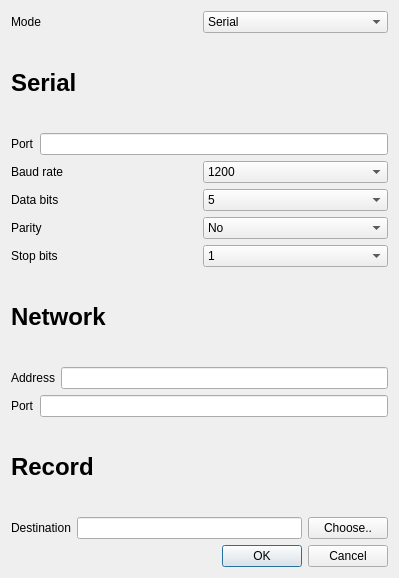
Above: CarQt/Src/Window/SettingsWindow.ui from gaitovrat/bachelor before the change. Below: the same form after it.
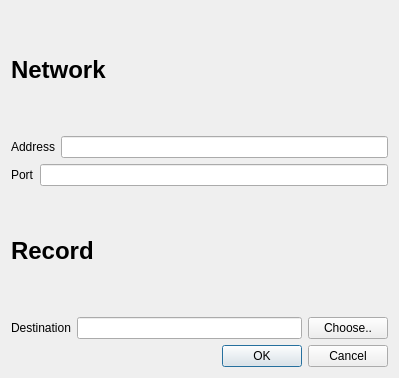
That is the form after the change.

The edit to the form file:
```diff
--- a/CarQt/Src/Window/SettingsWindow.ui
+++ b/CarQt/Src/Window/SettingsWindow.ui
@@ -7,222 +7,13 @@
     <x>0</x>
     <y>0</y>
     <width>399</width>
-    <height>578</height>
+    <height>378</height>
    </rect>
   </property>
   <property name="windowTitle">
    <string>Settings</string>
   </property>
   <layout class="QVBoxLayout" name="verticalLayout">
-   <item>
-    <layout class="QHBoxLayout" name="horizontalLayout">
-     <item>
-      <widget class="QLabel" name="label_2">
-       <property name="text">
-        <string>Mode</string>
-       </property>
-      </widget>
-     </item>
-     <item>
-      <widget class="QComboBox" name="cbMode">
-       <item>
-        <property name="text">
-         <string>Serial</string>
-        </property>
-       </item>
-       <item>
-        <property name="text">
-         <string>Network</string>
-        </property>
-       </item>
-      </widget>
-     </item>
-    </layout>
-   </item>
-   <item>
-    <widget class="QLabel" name="label_3">
-     <property name="text">
-      <string>&lt;html&gt;&lt;head/&gt;&lt;body&gt;&lt;p&gt;&lt;span style=&quot; font-size:18pt; font-weight:700;&quot;&gt;Serial&lt;/span&gt;&lt;/p&gt;&lt;/body&gt;&lt;/html&gt;</string>
-     </property>
-     <property name="textFormat">
-      <enum>Qt::RichText</enum>
-     </property>
-    </widget>
-   </item>
-   <item>
-    <layout class="QHBoxLayout" name="horizontalLayout_2">
-     <item>
-      <widget class="QLabel" name="label">
-       <property name="text">
-        <string>Port</string>
-       </property>
-      </widget>
-     </item>
-     <item>
-      <widget class="QLineEdit" name="leSerialPort"/>
-     </item>
-    </layout>
-   </item>
-   <item>
-    <layout class="QHBoxLayout" name="horizontalLayout_6">
-     <item>
-      <widget class="QLabel" name="label_9">
-       <property name="text">
-        <string>Baud rate</string>
-       </property>
-      </widget>
-     </item>
-     <item>
-      <widget class="QComboBox" name="cbSerialBaudRate">
-       <item>
-        <property name="text">
-         <string>1200</string>
-        </property>
-       </item>
-       <item>
-        <property name="text">
-         <string>2400</string>
-        </property>
-       </item>
-       <item>
-        <property name="text">
-         <string>4800</string>
-        </property>
-       </item>
-       <item>
-        <property name="text">
-         <string>9600</string>
-        </property>
-       </item>
-       <item>
-        <property name="text">
-         <string>19200</string>
-        </property>
-       </item>
-       <item>
-        <property name="text">
-         <string>38400</string>
-        </property>
-       </item>
-       <item>
-        <property name="text">
-         <string>57600</string>
-        </property>
-       </item>
-       <item>
-        <property name="text">
-         <string>115200</string>
-        </property>
-       </item>
-      </widget>
-     </item>
-    </layout>
-   </item>
-   <item>
-    <layout class="QHBoxLayout" name="horizontalLayout_7">
-     <item>
-      <widget class="QLabel" name="label_10">
-       <property name="text">
-        <string>Data bits</string>
-       </property>
-      </widget>
-     </item>
-     <item>
-      <widget class="QComboBox" name="cbSerialDataBits">
-       <item>
-        <property name="text">
-         <string>5</string>
-        </property>
-       </item>
-       <item>
-        <property name="text">
-         <string>6</string>
-        </property>
-       </item>
-       <item>
-        <property name="text">
-         <string>7</string>
-        </property>
-       </item>
-       <item>
-        <property name="text">
-         <string>8</string>
-        </property>
-       </item>
-      </widget>
-     </item>
-    </layout>
-   </item>
-   <item>
-    <layout class="QHBoxLayout" name="horizontalLayout_8">
-     <item>
-      <widget class="QLabel" name="label_11">
-       <property name="text">
-        <string>Parity</string>
-       </property>
-      </widget>
-     </item>
-     <item>
-      <widget class="QComboBox" name="cbSerialParity">
-       <item>
-        <property name="text">
-         <string>No</string>
-        </property>
-       </item>
-       <item>
-        <property name="text">
-         <string>Even</string>
-        </property>
-       </item>
-       <item>
-        <property name="text">
-         <string>Odd</string>
-        </property>
-       </item>
-       <item>
-        <property name="text">
-         <string>Space</string>
-        </property>
-       </item>
-       <item>
-        <property name="text">
-         <string>Mark</string>
-        </property>
-       </item>
-      </widget>
-     </item>
-    </layout>
-   </item>
-   <item>
-    <layout class="QHBoxLayout" name="horizontalLayout_9">
-     <item>
-      <widget class="QLabel" name="label_12">
-       <property name="text">
-        <string>Stop bits</string>
-       </property>
-      </widget>
-     </item>
-     <item>
-      <widget class="QComboBox" name="cbStopBits">
-       <item>
-        <property name="text">
-         <string>1</string>
-        </property>
-       </item>
-       <item>
-        <property name="text">
-         <string>1.5</string>
-        </property>
-       </item>
-       <item>
-        <property name="text">
-         <string>2</string>
-        </property>
-       </item>
-      </widget>
-     </item>
-    </layout>
-   </item>
    <item>
     <widget class="QLabel" name="label_4">
      <property name="text">
```
